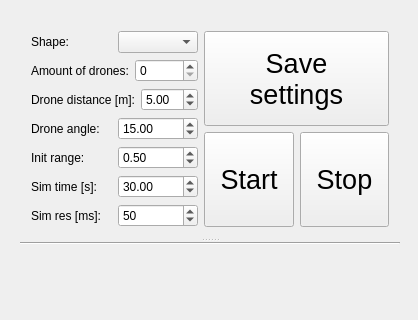
First picture: the form in catkin_ws/src/supervisor/src/View/mainwindow.ui, repository jlrandulfe/drone-swarm, before the edit; both pictures show x 0 to 418 and y 0 to 320 of the 418 by 513 pixel window.
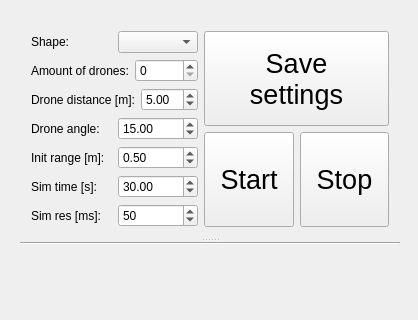
Second picture: the form after the edit.

The edit to the form file:
```diff
--- a/catkin_ws/src/supervisor/src/View/mainwindow.ui
+++ b/catkin_ws/src/supervisor/src/View/mainwindow.ui
@@ -26,7 +26,7 @@
      <verstretch>0</verstretch>
     </sizepolicy>
    </property>
-   <widget class="QWidget" name="">
+   <widget class="QWidget" name="layoutWidget">
     <property name="geometry">
      <rect>
       <x>9</x>
@@ -41,7 +41,7 @@
        <property name="orientation">
         <enum>Qt::Vertical</enum>
        </property>
-       <widget class="QWidget" name="">
+       <widget class="QWidget" name="layoutWidget">
         <layout class="QHBoxLayout" name="horizontalLayout_9">
          <item>
           <layout class="QVBoxLayout" name="verticalLayout">
@@ -164,7 +164,7 @@
              <item>
               <widget class="QLabel" name="initRangeLabel">
                <property name="text">
-                <string>Init range:</string>
+                <string>Init range [m]:</string>
                </property>
               </widget>
              </item>
```
